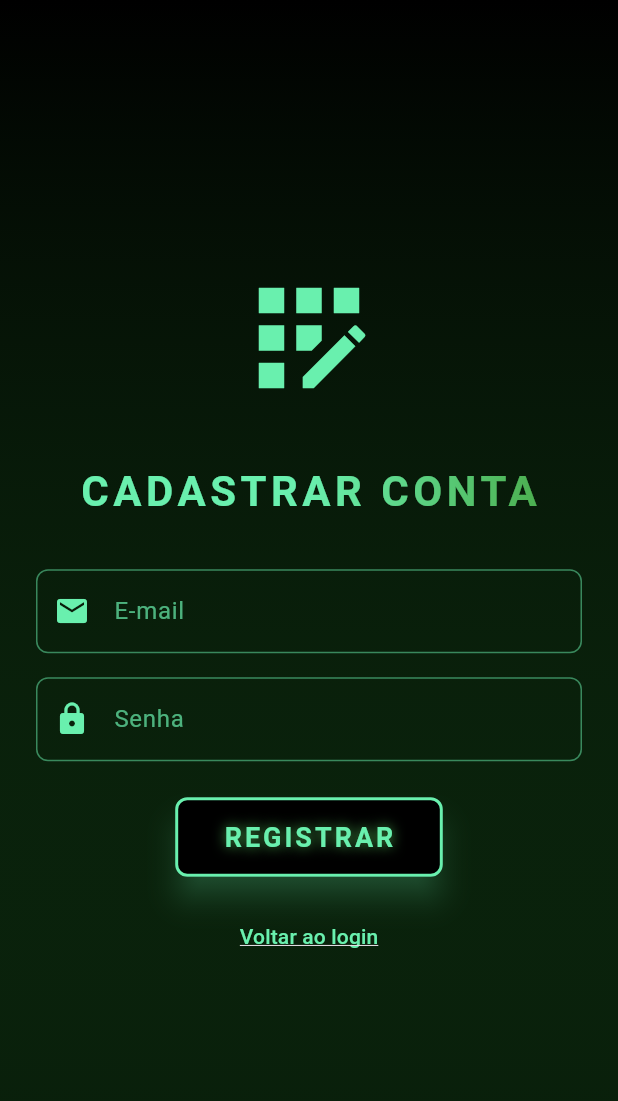
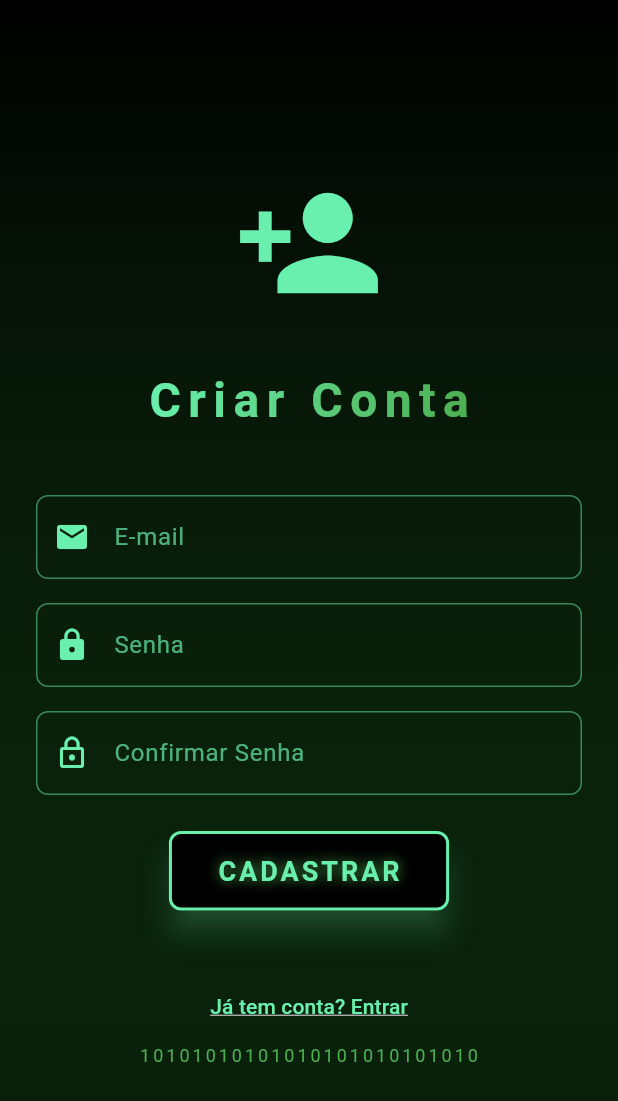
Before and after one commit to FabioSonats/friend-bot, a Flutter app: the screen it shows after launch, after a tap on "Ainda não tem conta? Cadastre-se", on a phone screen of 412 x 824 dp. Shown: the top 1101 px of the screen. Run offline on Flutter 3.47's test engine with Material 3 defaults, Android fonts, the light colour scheme and no system bars; our stand-ins replace cloud_firestore, firebase_auth, firebase_core, flutter_dotenv, google_generative_ai; accounts and stored records are empty; Roboto replaces fonts that are missing (RobotoMono).

```diff
--- a/lib/core/config/gemini_config.dart
+++ b/lib/core/config/gemini_config.dart
@@ -1,10 +1,8 @@
 import 'package:flutter_dotenv/flutter_dotenv.dart';
 
-import 'package:flutter_dotenv/flutter_dotenv.dart';
 import 'package:google_generative_ai/google_generative_ai.dart';
 
 class GeminiConfig {
-  // Chave da API
   static String get apiKey {
     final key = dotenv.env['GEMINI_API_KEY'];
     if (key == null || key.isEmpty) {
@@ -13,7 +11,6 @@ class GeminiConfig {
     return key;
   }
 
-  // Atualize para o modelo correto (versão mais recente)
   static const String model =
       'gemini-2.0-flash'; // Ou 'gemini-1.0-pro' se preferir
 
--- a/lib/presentation/views/auth_screen.dart
+++ b/lib/presentation/views/auth_screen.dart
@@ -90,6 +90,8 @@ class _AuthScreenState extends State<AuthScreen> {
         child: Center(
           child: SingleChildScrollView(
             padding: const EdgeInsets.all(24),
+            child: ConstrainedBox(
+              constraints: const BoxConstraints(maxWidth: 400),
               child: Form(
                 key: _formKey,
                 child: Column(
@@ -119,34 +121,11 @@ class _AuthScreenState extends State<AuthScreen> {
                     ),
                     const SizedBox(height: 40),
 
-                  // Campo de e-mail
+                    // E-mail
                     TextFormField(
                       controller: _emailController,
                       style: const TextStyle(color: Colors.greenAccent),
-                    decoration: InputDecoration(
-                      labelText: 'E-mail',
-                      labelStyle:
-                          TextStyle(color: Colors.greenAccent.withOpacity(0.7)),
-                      prefixIcon:
-                          const Icon(Icons.email, color: Colors.greenAccent),
-                      enabledBorder: OutlineInputBorder(
-                        borderSide: BorderSide(
-                            color: Colors.greenAccent.withOpacity(0.5)),
-                        borderRadius: BorderRadius.circular(8),
-                      ),
-                      focusedBorder: OutlineInputBorder(
-                        borderSide: const BorderSide(color: Colors.greenAccent),
-                        borderRadius: BorderRadius.circular(8),
-                      ),
-                      errorBorder: OutlineInputBorder(
-                        borderSide: const BorderSide(color: Colors.red),
-                        borderRadius: BorderRadius.circular(8),
-                      ),
-                      focusedErrorBorder: OutlineInputBorder(
-                        borderSide: const BorderSide(color: Colors.red),
-                        borderRadius: BorderRadius.circular(8),
-                      ),
-                    ),
+                      decoration: _inputDecoration('E-mail', Icons.email),
                       keyboardType: TextInputType.emailAddress,
                       validator: (value) {
                         if (value == null || value.isEmpty) {
@@ -160,35 +139,12 @@ class _AuthScreenState extends State<AuthScreen> {
                     ),
                     const SizedBox(height: 16),
 
-                  // Campo de senha
+                    // Senha
                     TextFormField(
                       controller: _passwordController,
                       obscureText: true,
                       style: const TextStyle(color: Colors.greenAccent),
-                    decoration: InputDecoration(
-                      labelText: 'Senha',
-                      labelStyle:
-                          TextStyle(color: Colors.greenAccent.withOpacity(0.7)),
-                      prefixIcon:
-                          const Icon(Icons.lock, color: Colors.greenAccent),
-                      enabledBorder: OutlineInputBorder(
-                        borderSide: BorderSide(
-                            color: Colors.greenAccent.withOpacity(0.5)),
-                        borderRadius: BorderRadius.circular(8),
-                      ),
-                      focusedBorder: OutlineInputBorder(
-                        borderSide: const BorderSide(color: Colors.greenAccent),
-                        borderRadius: BorderRadius.circular(8),
-                      ),
-                      errorBorder: OutlineInputBorder(
-                        borderSide: const BorderSide(color: Colors.red),
-                        borderRadius: BorderRadius.circular(8),
-                      ),
-                      focusedErrorBorder: OutlineInputBorder(
-                        borderSide: const BorderSide(color: Colors.red),
-                        borderRadius: BorderRadius.circular(8),
-                      ),
-                    ),
+                      decoration: _inputDecoration('Senha', Icons.lock),
                       validator: (value) {
                         if (value == null || value.isEmpty) {
                           return 'Por favor, insira sua senha';
@@ -200,7 +156,7 @@ class _AuthScreenState extends State<AuthScreen> {
                       },
                     ),
 
-                  // Mensagem de erro
+                    // Erro
                     if (_errorMessage != null)
                       Padding(
                         padding: const EdgeInsets.only(top: 16),
@@ -215,15 +171,16 @@ class _AuthScreenState extends State<AuthScreen> {
 
                     const SizedBox(height: 24),
 
-                  // Botão de login
+                    // Botão login
                     CustomMatrixButton(
                       text: 'ACESSAR SISTEMA',
                       onPressed: _signInWithEmailAndPassword,
                       isLoading: _isLoading,
                     ),
 
-                  // Efeito de texto Matrix no rodapé
                     const SizedBox(height: 40),
+
+                    // Link para cadastro
                     TextButton(
                       onPressed: () {
                         Navigator.push(
@@ -257,6 +214,31 @@ class _AuthScreenState extends State<AuthScreen> {
             ),
           ),
         ),
+      ),
+    );
+  }
+
+  InputDecoration _inputDecoration(String label, IconData icon) {
+    return InputDecoration(
+      labelText: label,
+      labelStyle: TextStyle(color: Colors.greenAccent.withOpacity(0.7)),
+      prefixIcon: Icon(icon, color: Colors.greenAccent),
+      enabledBorder: OutlineInputBorder(
+        borderSide: BorderSide(color: Colors.greenAccent.withOpacity(0.5)),
+        borderRadius: BorderRadius.circular(8),
+      ),
+      focusedBorder: const OutlineInputBorder(
+        borderSide: BorderSide(color: Colors.greenAccent),
+        borderRadius: BorderRadius.all(Radius.circular(8)),
+      ),
+      errorBorder: const OutlineInputBorder(
+        borderSide: BorderSide(color: Colors.red),
+        borderRadius: BorderRadius.all(Radius.circular(8)),
+      ),
+      focusedErrorBorder: const OutlineInputBorder(
+        borderSide: BorderSide(color: Colors.red),
+        borderRadius: BorderRadius.all(Radius.circular(8)),
+      ),
     );
   }
 }
--- a/lib/presentation/views/register_screen.dart
+++ b/lib/presentation/views/register_screen.dart
@@ -1,7 +1,7 @@
 import 'package:flutter/material.dart';
+import 'package:firebase_auth/firebase_auth.dart';
 import 'package:gemini_chatbot_web/core/widgets/custom_button.dart';
 import 'package:gemini_chatbot_web/presentation/views/chat_screen.dart';
-import 'package:firebase_auth/firebase_auth.dart';
 
 class RegisterScreen extends StatefulWidget {
   const RegisterScreen({super.key});
@@ -14,10 +14,11 @@ class _RegisterScreenState extends State<RegisterScreen> {
   final _formKey = GlobalKey<FormState>();
   final _emailController = TextEditingController();
   final _passwordController = TextEditingController();
+  final _confirmPasswordController = TextEditingController();
   bool _isLoading = false;
   String? _errorMessage;
 
-  Future<void> _register() async {
+  Future<void> _registerUser() async {
     if (!_formKey.currentState!.validate()) return;
 
     setState(() {
@@ -41,18 +42,20 @@ class _RegisterScreenState extends State<RegisterScreen> {
         _errorMessage = _getErrorMessage(e.code);
       });
     } finally {
-      setState(() => _isLoading = false);
+      if (mounted) setState(() => _isLoading = false);
     }
   }
 
   String _getErrorMessage(String code) {
     switch (code) {
       case 'email-already-in-use':
-        return 'Este e-mail já está em uso';
+        return 'E-mail já cadastrado';
       case 'invalid-email':
         return 'E-mail inválido';
+      case 'operation-not-allowed':
+        return 'Cadastro desativado';
       case 'weak-password':
-        return 'Senha fraca';
+        return 'Senha muito fraca';
       default:
         return 'Erro ao cadastrar';
     }
@@ -62,6 +65,7 @@ class _RegisterScreenState extends State<RegisterScreen> {
   void dispose() {
     _emailController.dispose();
     _passwordController.dispose();
+    _confirmPasswordController.dispose();
     super.dispose();
   }
 
@@ -83,84 +87,119 @@ class _RegisterScreenState extends State<RegisterScreen> {
         child: Center(
           child: SingleChildScrollView(
             padding: const EdgeInsets.all(24),
+            child: ConstrainedBox(
+              constraints: const BoxConstraints(maxWidth: 400),
               child: Form(
                 key: _formKey,
                 child: Column(
-                mainAxisAlignment: MainAxisAlignment.center,
                   children: [
-                  const Icon(Icons.app_registration,
+                    const Icon(Icons.person_add,
                         size: 100, color: Colors.greenAccent),
                     const SizedBox(height: 32),
                     ShaderMask(
                       shaderCallback: (bounds) => const LinearGradient(
                         colors: [Colors.greenAccent, Colors.green],
-                      stops: [0.5, 1.0],
                       ).createShader(bounds),
                       child: const Text(
-                      'CADASTRAR CONTA',
+                        'Criar Conta',
                         style: TextStyle(
-                        fontSize: 28,
+                          fontSize: 32,
                           fontWeight: FontWeight.bold,
                           fontFamily: 'RobotoMono',
-                        letterSpacing: 3,
                           color: Colors.white,
+                          letterSpacing: 5,
                         ),
                       ),
                     ),
-                  const SizedBox(height: 32),
+                    const SizedBox(height: 40),
+
+                    // E-mail
                     TextFormField(
                       controller: _emailController,
                       style: const TextStyle(color: Colors.greenAccent),
-                    decoration: _buildInputDecoration('E-mail', Icons.email),
+                      decoration: _inputDecoration('E-mail', Icons.email),
+                      keyboardType: TextInputType.emailAddress,
                       validator: (value) {
-                      if (value == null || value.isEmpty) {
-                        return 'Digite seu e-mail';
-                      }
-                      if (!value.contains('@')) {
-                        return 'E-mail inválido';
+                        if (value == null || value.isEmpty)
+                          return 'Informe seu e-mail';
+                        if (!value.contains('@')) return 'E-mail inválido';
+                        return null;
+                      },
+                    ),
+                    const SizedBox(height: 16),
+
+                    // Senha
+                    TextFormField(
+                      controller: _passwordController,
+                      obscureText: true,
+                      style: const TextStyle(color: Colors.greenAccent),
+                      decoration: _inputDecoration('Senha', Icons.lock),
+                      validator: (value) {
+                        if (value == null || value.length < 6) {
+                          return 'Senha deve ter pelo menos 6 caracteres';
                         }
                         return null;
                       },
                     ),
                     const SizedBox(height: 16),
+
+                    // Confirmar Senha
                     TextFormField(
-                    controller: _passwordController,
+                      controller: _confirmPasswordController,
                       obscureText: true,
                       style: const TextStyle(color: Colors.greenAccent),
-                    decoration: _buildInputDecoration('Senha', Icons.lock),
+                      decoration: _inputDecoration(
+                          'Confirmar Senha', Icons.lock_outline),
                       validator: (value) {
-                      if (value == null || value.length < 6) {
-                        return 'Mínimo 6 caracteres';
+                        if (value != _passwordController.text) {
+                          return 'Senhas não coincidem';
                         }
                         return null;
                       },
                     ),
+
                     if (_errorMessage != null)
                       Padding(
                         padding: const EdgeInsets.only(top: 16),
                         child: Text(
                           _errorMessage!,
-                        style: const TextStyle(
-                          color: Colors.redAccent,
+                          style: TextStyle(
+                              color: Colors.red.shade300,
+                              fontFamily: 'RobotoMono'),
+                        ),
+                      ),
+
+                    const SizedBox(height: 24),
+
+                    // Botão cadastrar
+                    CustomMatrixButton(
+                      text: 'CADASTRAR',
+                      onPressed: _registerUser,
+                      isLoading: _isLoading,
+                    ),
+
+                    const SizedBox(height: 40),
+
+                    // Link para login
+                    TextButton(
+                      onPressed: () => Navigator.pop(context),
+                      child: const Text(
+                        'Já tem conta? Entrar',
+                        style: TextStyle(
+                          color: Colors.greenAccent,
                           fontFamily: 'RobotoMono',
+                          decoration: TextDecoration.underline,
                         ),
                       ),
                     ),
-                  const SizedBox(height: 24),
-                  CustomMatrixButton(
-                    text: 'REGISTRAR',
-                    onPressed: _register,
-                    isLoading: _isLoading,
-                  ),
-                  const SizedBox(height: 16),
-                  TextButton(
-                    onPressed: () => Navigator.pop(context),
-                    child: const Text(
-                      'Voltar ao login',
+
+                    const Text(
+                      '10101010101010101010101010',
                       style: TextStyle(
-                          color: Colors.greenAccent,
+                        color: Colors.green,
+                        fontSize: 12,
                         fontFamily: 'RobotoMono',
-                          decoration: TextDecoration.underline),
+                        letterSpacing: 2,
                       ),
                     ),
                   ],
@@ -169,10 +208,11 @@ class _RegisterScreenState extends State<RegisterScreen> {
             ),
           ),
         ),
+      ),
     );
   }
 
-  InputDecoration _buildInputDecoration(String label, IconData icon) {
+  InputDecoration _inputDecoration(String label, IconData icon) {
     return InputDecoration(
       labelText: label,
       labelStyle: TextStyle(color: Colors.greenAccent.withOpacity(0.7)),
@@ -183,12 +223,15 @@ class _RegisterScreenState extends State<RegisterScreen> {
       ),
       focusedBorder: const OutlineInputBorder(
         borderSide: BorderSide(color: Colors.greenAccent),
+        borderRadius: BorderRadius.all(Radius.circular(8)),
       ),
       errorBorder: const OutlineInputBorder(
         borderSide: BorderSide(color: Colors.red),
+        borderRadius: BorderRadius.all(Radius.circular(8)),
       ),
       focusedErrorBorder: const OutlineInputBorder(
         borderSide: BorderSide(color: Colors.red),
+        borderRadius: BorderRadius.all(Radius.circular(8)),
       ),
     );
   }
```
Also changed, not shown: lib/presentation/views/chat_screen.dart (+5 -4 lines), lib/presentation/widgets/chat_bubble.dart (+31 -1 lines). Lines whose indentation alone changed are shown as unchanged.
